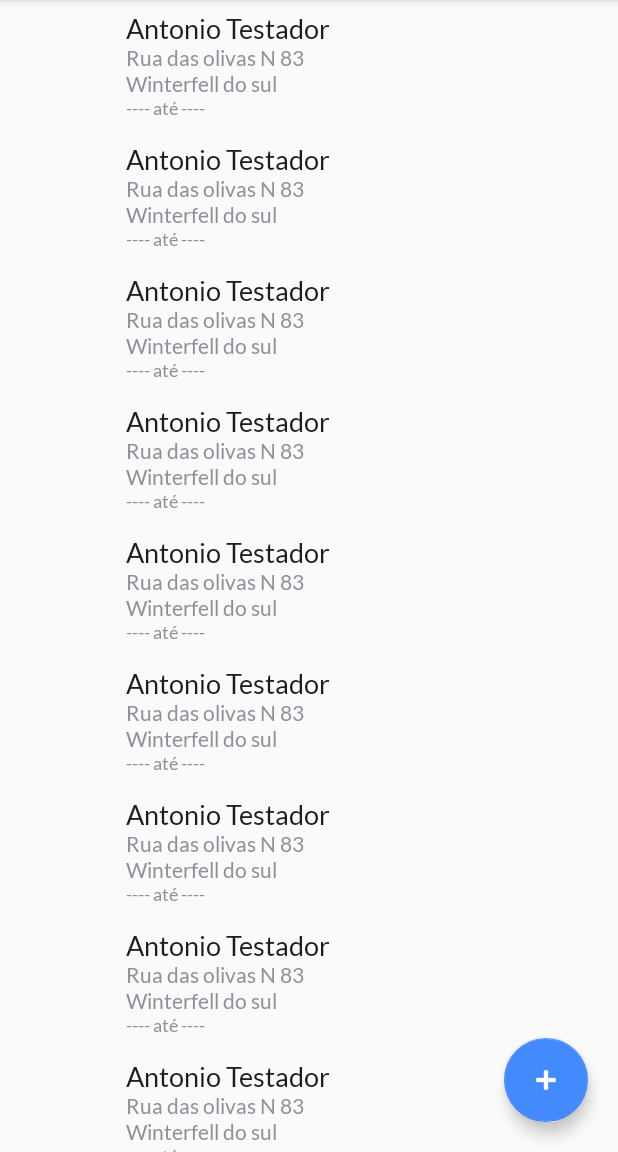
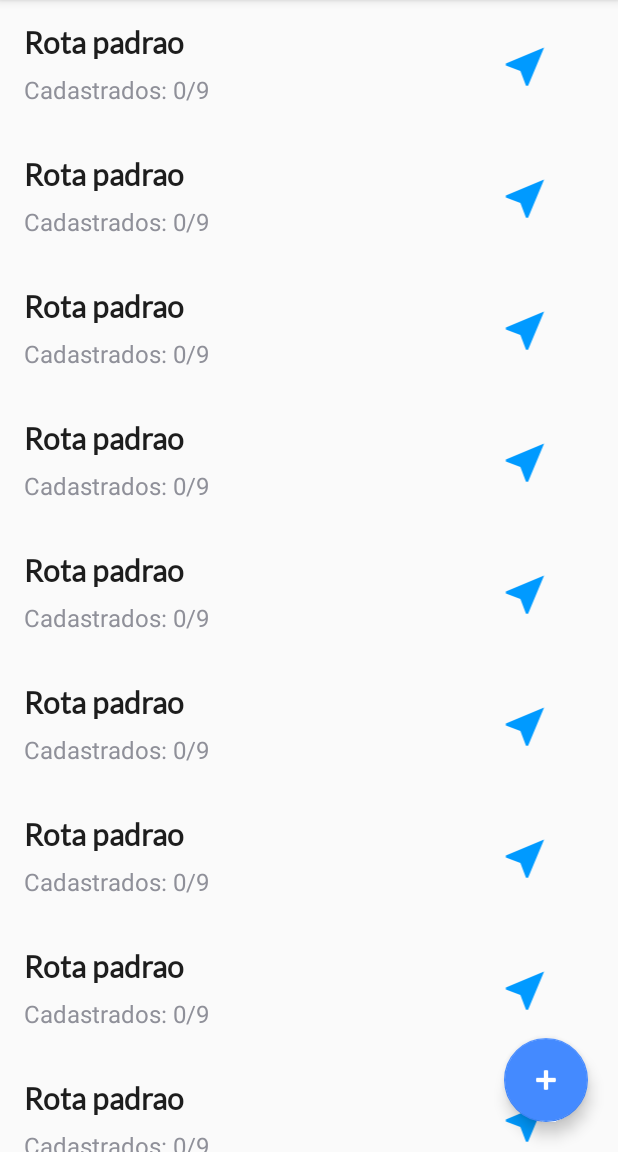
Before and after one commit to Antonioz98/Entrega-Agil, an Android app: the screen it shows after launch (AssinantesActivity before the commit, RotasActivity after it), on a phone screen of 412 x 824 dp, the part 84-1236 px from its top. Run offline under Robolectric (Android 15) with nearby library versions, the phone set to English and light mode, and no system bars.

Commit message:
setimo commit

```diff
--- a/app/build.gradle
+++ b/app/build.gradle
@@ -28,7 +28,7 @@ dependencies {
     def lifecycle_version = "2.1.0"
     def koin_version = "2.0.1"
     implementation fileTree(dir: 'libs', include: ['*.jar'])
-    implementation"org.jetbrains.kotlin:kotlin-stdlib-jdk7:$kotlin_version"
+    implementation "org.jetbrains.kotlin:kotlin-stdlib-jdk7:$kotlin_version"
     implementation 'androidx.appcompat:appcompat:1.1.0'
     implementation 'androidx.core:core-ktx:1.1.0'
     implementation 'androidx.constraintlayout:constraintlayout:1.1.3'
--- a/app/src/main/java/com/antonio/entregaagil/di/modules/AppModules.kt
+++ b/app/src/main/java/com/antonio/entregaagil/di/modules/AppModules.kt
@@ -2,8 +2,9 @@ package com.antonio.entregaagil.di.modules
 
 import android.content.Context
 import com.antonio.entregaagil.ui.adapter.list.AssinantesAdapter
+import com.antonio.entregaagil.ui.adapter.list.RotasAdapter
 import com.antonio.entregaagil.ui.viewmodel.AssinantesViewModel
-import com.antonio.entregaagil.ui.viewmodel.MainViewModel
+import com.antonio.entregaagil.ui.viewmodel.RotasViewModel
 import org.koin.android.viewmodel.dsl.viewModel
 import org.koin.dsl.module
 
@@ -12,12 +13,15 @@ val appModules = module {
     single<AssinantesAdapter> {
         AssinantesAdapter(get<Context>())
     }
+    single<RotasAdapter> {
+        RotasAdapter(get<Context>())
+    }
     viewModel<AssinantesViewModel> {
         AssinantesViewModel()
     }
-    viewModel<MainViewModel> {
+    viewModel<RotasViewModel> {
         //(id: Long) ->
-        MainViewModel()
+        RotasViewModel()
     }
 //    single<NoticiaDAO> {
 //            get<AppDatabase>().noticiaDAO
--- a/app/src/main/java/com/antonio/entregaagil/listaDeAssinantes.kt
+++ b/app/src/main/java/com/antonio/entregaagil/listaDeAssinantes.kt
@@ -1,6 +1,7 @@
 package com.antonio.entregaagil
 
 import com.antonio.entregaagil.modelo.Assinante
+import com.antonio.entregaagil.modelo.Rota
 
 
 fun assinantes(): List<Assinante> {
@@ -25,3 +26,26 @@ fun assinantes(): List<Assinante> {
         assinante9
     )
 }
+
+fun rotas(): List<Rota> {
+    val assinante1 = Rota()
+    val assinante2 = Rota()
+    val assinante3 = Rota()
+    val assinante4 = Rota()
+    val assinante5 = Rota()
+    val assinante6 = Rota()
+    val assinante7 = Rota()
+    val assinante8 = Rota()
+    val assinante9 = Rota()
+    return listOf(
+        assinante1,
+        assinante2,
+        assinante3,
+        assinante4,
+        assinante5,
+        assinante6,
+        assinante7,
+        assinante8,
+        assinante9
+    )
+}
--- /dev/null
+++ b/app/src/main/java/com/antonio/entregaagil/modelo/Rota.kt
@@ -0,0 +1,37 @@
+package com.antonio.entregaagil.modelo
+
+import android.os.Parcel
+import android.os.Parcelable
+
+class Rota() : Parcelable {
+
+    var id: String = ""
+    var descricao: String = "Rota padrao"
+    var assinantes: List<Assinante> = listOf()
+
+    constructor(parcel: Parcel) : this() {
+        id = parcel.readString().toString()
+        descricao = parcel.readString().toString()
+        assinantes = (parcel.createTypedArrayList(Assinante) as List<Assinante>?)!!
+    }
+
+    override fun writeToParcel(parcel: Parcel, flags: Int) {
+        parcel.writeString(id)
+        parcel.writeString(descricao)
+        parcel.writeTypedList(assinantes)
+    }
+
+    override fun describeContents(): Int {
+        return 0
+    }
+
+    companion object CREATOR : Parcelable.Creator<Rota> {
+        override fun createFromParcel(parcel: Parcel): Rota {
+            return Rota(parcel)
+        }
+
+        override fun newArray(size: Int): Array<Rota?> {
+            return arrayOfNulls(size)
+        }
+    }
+}
--- /dev/null
+++ b/app/src/main/java/com/antonio/entregaagil/ui/activity/RotasActivity.kt
@@ -0,0 +1,101 @@
+package com.antonio.entregaagil.ui.activity
+
+import android.content.Intent
+import android.os.Bundle
+import android.text.InputType
+import android.widget.EditText
+import android.widget.LinearLayout
+import androidx.appcompat.app.AlertDialog
+import androidx.appcompat.app.AppCompatActivity
+import androidx.recyclerview.widget.LinearSmoothScroller
+import com.antonio.entregaagil.R
+import com.antonio.entregaagil.modelo.Rota
+import com.antonio.entregaagil.rotas
+import com.antonio.entregaagil.ui.adapter.list.RotasAdapter
+import com.antonio.entregaagil.ui.viewmodel.RotasViewModel
+import kotlinx.android.synthetic.main.lista_rotas.*
+import org.koin.android.ext.android.inject
+import org.koin.android.viewmodel.ext.android.viewModel
+
+const val ALTERAR_ROTA = 14125
+
+class RotasActivity : AppCompatActivity() {
+
+    private val adapter: RotasAdapter by inject()
+    private val viewModel: RotasViewModel by viewModel()
+
+    override fun onCreate(savedInstanceState: Bundle?) {
+        super.onCreate(savedInstanceState)
+        setContentView(R.layout.lista_rotas)
+
+        confguraFAB()
+        configuraAdapter()
+    }
+
+    private fun configuraAdapter() {
+        rotas_recyclerView.adapter = adapter
+        val rotas = rotas()
+        adapter.atualizaLista(rotas)
+        adapter.clickListener = { rota, posicao ->
+            abreDetalheDaRota(rota, posicao)
+        }
+    }
+
+    private fun abreDetalheDaRota(rota: Rota, posicao: Int) {
+        val intent = Intent(this, DetalhesRotaActivity::class.java)
+        intent.putExtra(ROTA_TAG, rota)
+        intent.putExtra(ROTA_POSICAO, posicao)
+        startActivityForResult(intent, ALTERAR_ROTA)
+    }
+
+    private fun solicitaConfirmacaoParaExcluir(posicao: Int) {
+        val builder = AlertDialog.Builder(this)
+
+        builder.apply {
+            setTitle("Confirmação")
+            setMessage("Esta rota será excluído, deseja continuar?")
+            setPositiveButton("Sim") { _, _ ->
+                adapter.exclui(posicao)
+            }
+            setNegativeButton("nao") { _, _ -> }
+        }
+        val dialog = builder.create()
+        dialog.show()
+    }
+
+    private fun confguraFAB() {
+        rotas_fab.setOnClickListener {
+            val builder = AlertDialog.Builder(this)
+            builder.setTitle("Descricao da nova rota")
+            val input = EditText(this)
+            input.inputType = InputType.TYPE_CLASS_TEXT
+
+            val lp = LinearLayout.LayoutParams(LinearLayout.LayoutParams.WRAP_CONTENT, LinearLayout.LayoutParams.WRAP_CONTENT)
+            input.layoutParams = lp
+            builder.setView(input)
+            builder.setPositiveButton("Cadastrar") { dialog, which ->
+                cadastraRota(input.text.toString())
+                scrollToFinal()
+            }
+            builder.setNegativeButton("Cancelar") { dialog, which -> dialog.cancel() }
+
+            builder.show()
+        }
+    }
+
+    private fun cadastraRota(descricao: String) {
+        val rota = Rota()
+        rota.descricao = descricao
+        adapter.adiciona(rota)
+    }
+
+    private fun scrollToFinal() {
+        val smoothScroller = object : LinearSmoothScroller(this) {
+            override fun getVerticalSnapPreference(): Int {
+                return SNAP_TO_START
+            }
+        }
+        smoothScroller.targetPosition = adapter.itemCount
+        rotas_recyclerView.layoutManager?.startSmoothScroll(smoothScroller)
+    }
+}
--- /dev/null
+++ b/app/src/main/java/com/antonio/entregaagil/ui/adapter/list/RotasAdapter.kt
@@ -0,0 +1,61 @@
+package com.antonio.entregaagil.ui.adapter.list
+
+import android.content.Context
+import android.view.LayoutInflater
+import android.view.ViewGroup
+import androidx.recyclerview.widget.RecyclerView
+import com.antonio.entregaagil.R
+import com.antonio.entregaagil.modelo.Rota
+import com.antonio.entregaagil.ui.adapter.viewholder.RotasViewHolder
+
+class RotasAdapter(private val context: Context) : RecyclerView.Adapter<RotasViewHolder>() {
+
+    private var rotas: List<Rota> = listOf()
+    var clickListener: ((Rota, Int) -> Unit) = { _, _ -> }
+
+    override fun onCreateViewHolder(parent: ViewGroup, viewType: Int): RotasViewHolder {
+        val view = LayoutInflater.from(context).inflate(R.layout.item_rotas, parent, false)
+
+        return RotasViewHolder(context, view)
+    }
+
+    override fun getItemCount(): Int {
+        return rotas.size
+    }
+
+    override fun onBindViewHolder(holder: RotasViewHolder, position: Int) {
+        holder.binView(rotas[position], clickListener)
+    }
+
+    fun atualizaLista(rotas: List<Rota>) {
+        this.rotas = rotas
+        notifyDataSetChanged()
+    }
+
+    fun altera(assinante: Rota?, posicao: Int?) {
+        if (assinante != null && posicao != null) {
+            val toMutableList = rotas.toMutableList()
+            toMutableList[posicao] = assinante
+            this.rotas = toMutableList
+            notifyItemChanged(posicao)
+        }
+    }
+
+    fun exclui(posicao: Int?) {
+        if (posicao != null) {
+            val toMutableList = rotas.toMutableList()
+            toMutableList.removeAt(posicao)
+            this.rotas = toMutableList
+            notifyItemRemoved(posicao)
+        }
+    }
+
+    fun adiciona(assinante: Rota?) {
+        if (assinante != null) {
+            val toMutableList = rotas.toMutableList()
+            toMutableList.add(assinante)
+            this.rotas = toMutableList
+            notifyItemInserted(this.rotas.size)
+        }
+    }
+}
--- a/app/src/main/java/com/antonio/entregaagil/ui/adapter/viewholder/AssinantesViewHolder.kt
+++ b/app/src/main/java/com/antonio/entregaagil/ui/adapter/viewholder/AssinantesViewHolder.kt
@@ -22,7 +22,7 @@ class AssinantesViewHolder(private val context: Context, itemView: View) :
 
         val drawable =
             TextDrawable.builder()
-                .buildRound("A", ContextCompat.getColor(context, R.color.amareloClaro))
+                .buildRound(assinante.nome[0].toString(), ContextCompat.getColor(context, R.color.amareloClaro))
         itemView.assinante_inicial.setImageDrawable(drawable)
     }
 }
--- /dev/null
+++ b/app/src/main/java/com/antonio/entregaagil/ui/adapter/viewholder/RotasViewHolder.kt
@@ -0,0 +1,16 @@
+package com.antonio.entregaagil.ui.adapter.viewholder
+
+import android.content.Context
+import android.view.View
+import androidx.recyclerview.widget.RecyclerView
+import com.antonio.entregaagil.modelo.Rota
+import kotlinx.android.synthetic.main.item_rotas.view.*
+
+class RotasViewHolder(private val context: Context, itemView: View) : RecyclerView.ViewHolder(itemView) {
+
+    fun binView(rota: Rota, clickListener: ((Rota, Int) -> Unit)) {
+        itemView.item_rota_descricao.text = rota.descricao
+        itemView.item_rota_quantidade.text = "Cadastrados: ${rota.assinantes.size}/9"
+        itemView.setOnClickListener { clickListener(rota, adapterPosition) }
+    }
+}
--- a/app/src/main/java/com/antonio/entregaagil/ui/viewmodel/MainViewModel.kt
+++ b/app/src/main/java/com/antonio/entregaagil/ui/viewmodel/RotasViewModel.kt
@@ -2,5 +2,6 @@ package com.antonio.entregaagil.ui.viewmodel
 
 import androidx.lifecycle.ViewModel
 
-class MainViewModel : ViewModel() {
+class RotasViewModel: ViewModel() {
+
 }
--- /dev/null
+++ b/app/src/main/res/drawable/ic_iniciar_rota.xml
@@ -0,0 +1,9 @@
+<vector xmlns:android="http://schemas.android.com/apk/res/android"
+        android:width="24dp"
+        android:height="24dp"
+        android:viewportWidth="24.0"
+        android:viewportHeight="24.0">
+    <path
+        android:fillColor="#FF000000"
+        android:pathData="M21,3L3,10.53v0.98l6.84,2.65L12.48,21h0.98L21,3z"/>
+</vector>
--- a/app/src/main/res/layout/lista_assinantes.xml
+++ b/app/src/main/res/layout/detalhes_rota.xml
@@ -6,25 +6,16 @@
     android:layout_height="match_parent">
 
     <androidx.recyclerview.widget.RecyclerView
-        android:id="@+id/assinantes_recyclerView"
+        android:id="@+id/detalhes_rota_assinantes_recyclerView"
         android:layout_width="match_parent"
-        android:layout_height="match_parent"
-        app:layoutManager="androidx.recyclerview.widget.LinearLayoutManager"
+        android:layout_height="0dp"
         android:clipToPadding="false"
         android:paddingBottom="80dp"
+        app:layoutManager="androidx.recyclerview.widget.LinearLayoutManager"
         app:layout_constraintBottom_toBottomOf="parent"
         app:layout_constraintEnd_toEndOf="parent"
         app:layout_constraintStart_toStartOf="parent"
         app:layout_constraintTop_toTopOf="parent"
         tools:listitem="@layout/item_assinante" />
 
-    <com.google.android.material.floatingactionbutton.FloatingActionButton
-        android:id="@+id/assinantes_fab"
-        android:layout_width="wrap_content"
-        android:layout_height="wrap_content"
-        android:layout_margin="20dp"
-        android:src="@android:drawable/ic_input_add"
-        android:tint="#ffffff"
-        app:layout_constraintBottom_toBottomOf="parent"
-        app:layout_constraintEnd_toEndOf="parent" />
 </androidx.constraintlayout.widget.ConstraintLayout>
--- a/app/src/main/res/layout/item_assinante.xml
+++ b/app/src/main/res/layout/item_assinante.xml
@@ -3,25 +3,26 @@
     xmlns:tools="http://schemas.android.com/tools"
     android:layout_width="match_parent"
     android:layout_height="wrap_content"
+    android:background="?android:selectableItemBackground"
     android:orientation="vertical"
     android:paddingStart="12dp"
-    android:paddingTop="8dp"
     android:paddingEnd="12dp">
 
     <ImageView
         android:id="@+id/assinante_inicial"
         android:layout_width="60dp"
         android:layout_height="60dp"
-        tools:background="@drawable/background_redondo_amarelo"
         app:layout_constraintBottom_toBottomOf="parent"
         app:layout_constraintStart_toStartOf="parent"
-        app:layout_constraintTop_toTopOf="parent" />
+        app:layout_constraintTop_toTopOf="parent"
+        tools:background="@drawable/background_redondo_amarelo" />
 
     <TextView
         android:id="@+id/assinantes_nome"
         android:layout_width="0dp"
         android:layout_height="wrap_content"
         android:layout_marginStart="12dp"
+        android:layout_marginTop="16dp"
         android:fontFamily="@font/lato"
         android:textColor="@color/pretoClaro"
         android:textSize="18sp"
@@ -35,6 +36,7 @@
         android:layout_width="0dp"
         android:layout_height="wrap_content"
         android:layout_marginStart="12dp"
+        android:layout_marginTop="4dp"
         android:fontFamily="@font/lato"
         android:textSize="14sp"
         app:layout_constraintEnd_toEndOf="parent"
@@ -47,6 +49,7 @@
         android:layout_width="0dp"
         android:layout_height="wrap_content"
         android:layout_marginStart="12dp"
+        android:layout_marginTop="4dp"
         android:fontFamily="@font/lato"
         android:textSize="14sp"
         app:layout_constraintEnd_toEndOf="parent"
@@ -59,8 +62,8 @@
         android:layout_width="0dp"
         android:layout_height="wrap_content"
         android:layout_marginStart="12dp"
+        android:layout_marginTop="4dp"
         android:fontFamily="@font/lato"
-        android:paddingBottom="8dp"
         android:textSize="12sp"
         app:layout_constraintEnd_toEndOf="parent"
         app:layout_constraintStart_toEndOf="@id/assinante_inicial"
@@ -72,11 +75,13 @@
         android:layout_width="0dp"
         android:layout_height="1dp"
         android:layout_marginStart="4dp"
+        android:layout_marginTop="16dp"
         android:layout_marginEnd="4dp"
         android:background="?android:attr/listDivider"
         app:layout_constraintBottom_toBottomOf="parent"
         app:layout_constraintEnd_toEndOf="parent"
-        app:layout_constraintStart_toStartOf="parent" />
+        app:layout_constraintStart_toStartOf="parent"
+        app:layout_constraintTop_toBottomOf="@id/assinante_perido_assinatura" />
 
 
 </androidx.constraintlayout.widget.ConstraintLayout>
--- /dev/null
+++ b/app/src/main/res/layout/item_rotas.xml
@@ -0,0 +1,62 @@
+<?xml version="1.0" encoding="utf-8"?>
+<androidx.constraintlayout.widget.ConstraintLayout xmlns:android="http://schemas.android.com/apk/res/android"
+    xmlns:app="http://schemas.android.com/apk/res-auto"
+    xmlns:tools="http://schemas.android.com/tools"
+    android:layout_width="match_parent"
+    android:layout_height="wrap_content"
+    android:background="?android:selectableItemBackground"
+    android:paddingStart="12dp"
+    android:paddingEnd="12dp">
+
+    <TextView
+        android:id="@+id/item_rota_descricao"
+        android:layout_width="0dp"
+        android:layout_height="wrap_content"
+        android:layout_marginStart="4dp"
+        android:layout_marginTop="16dp"
+        android:fontFamily="@font/lato"
+        android:textColor="@color/pretoClaro"
+        android:textSize="20sp"
+        android:textStyle="bold"
+        app:layout_constraintEnd_toStartOf="@id/item_rota_iniciar_rota"
+        app:layout_constraintStart_toStartOf="parent"
+        app:layout_constraintTop_toTopOf="parent"
+        tools:text="Rota do centro 1" />
+
+    <TextView
+        android:id="@+id/item_rota_quantidade"
+        android:layout_width="0dp"
+        android:layout_height="wrap_content"
+        android:layout_marginStart="4dp"
+        android:layout_marginTop="8dp"
+        android:textSize="16sp"
+        app:layout_constraintEnd_toEndOf="parent"
+        app:layout_constraintEnd_toStartOf="@id/item_rota_iniciar_rota"
+        app:layout_constraintStart_toStartOf="parent"
+        app:layout_constraintTop_toBottomOf="@id/item_rota_descricao"
+        tools:text="Cadastrados: 5/9" />
+
+    <ImageView
+        android:id="@+id/item_rota_iniciar_rota"
+        android:layout_width="100dp"
+        android:layout_height="50dp"
+        android:padding="8dp"
+        android:src="@drawable/ic_iniciar_rota"
+        android:tint="@color/azul"
+        app:layout_constraintBottom_toBottomOf="parent"
+        app:layout_constraintEnd_toEndOf="parent"
+        app:layout_constraintTop_toTopOf="parent" />
+
+    <View
+        android:id="@+id/divider"
+        android:layout_width="0dp"
+        android:layout_height="1dp"
+        android:layout_marginStart="12dp"
+        android:layout_marginTop="16dp"
+        android:layout_marginEnd="12dp"
+        android:background="?android:attr/listDivider"
+        app:layout_constraintBottom_toBottomOf="parent"
+        app:layout_constraintEnd_toEndOf="parent"
+        app:layout_constraintStart_toStartOf="parent"
+        app:layout_constraintTop_toBottomOf="@id/item_rota_quantidade" />
+</androidx.constraintlayout.widget.ConstraintLayout>
--- a/app/src/main/res/layout/lista_rotas.xml
+++ b/app/src/main/res/layout/lista_rotas.xml
@@ -3,19 +3,20 @@
     xmlns:app="http://schemas.android.com/apk/res-auto"
     xmlns:tools="http://schemas.android.com/tools"
     android:layout_width="match_parent"
-    android:layout_height="match_parent"
-    android:orientation="vertical">
+    android:layout_height="match_parent">
 
     <androidx.recyclerview.widget.RecyclerView
         android:id="@+id/rotas_recyclerView"
         android:layout_width="0dp"
         android:layout_height="0dp"
+        android:clipToPadding="false"
+        android:paddingBottom="80dp"
         app:layoutManager="androidx.recyclerview.widget.LinearLayoutManager"
         app:layout_constraintBottom_toBottomOf="parent"
         app:layout_constraintEnd_toEndOf="parent"
         app:layout_constraintStart_toStartOf="parent"
         app:layout_constraintTop_toTopOf="parent"
-        tools:listitem="@layout/item_lista_rotas" />
+        tools:listitem="@layout/item_rotas" />
 
     <com.google.android.material.floatingactionbutton.FloatingActionButton
         android:id="@+id/rotas_fab"
```
Also changed, not shown: app/src/main/AndroidManifest.xml (+7 -3 lines), app/src/main/java/com/antonio/entregaagil/ui/activity/AssinantesActivity.kt (+13 -2 lines), app/src/main/java/com/antonio/entregaagil/ui/activity/DetalhesRotaActivity.kt (added, +38 -0 lines), app/src/main/java/com/antonio/entregaagil/ui/activity/FormularioAssinanteActivity.kt (+2 -6 lines), app/src/main/res/layout/item_lista_rotas.xml (deleted, +0 -40 lines).
